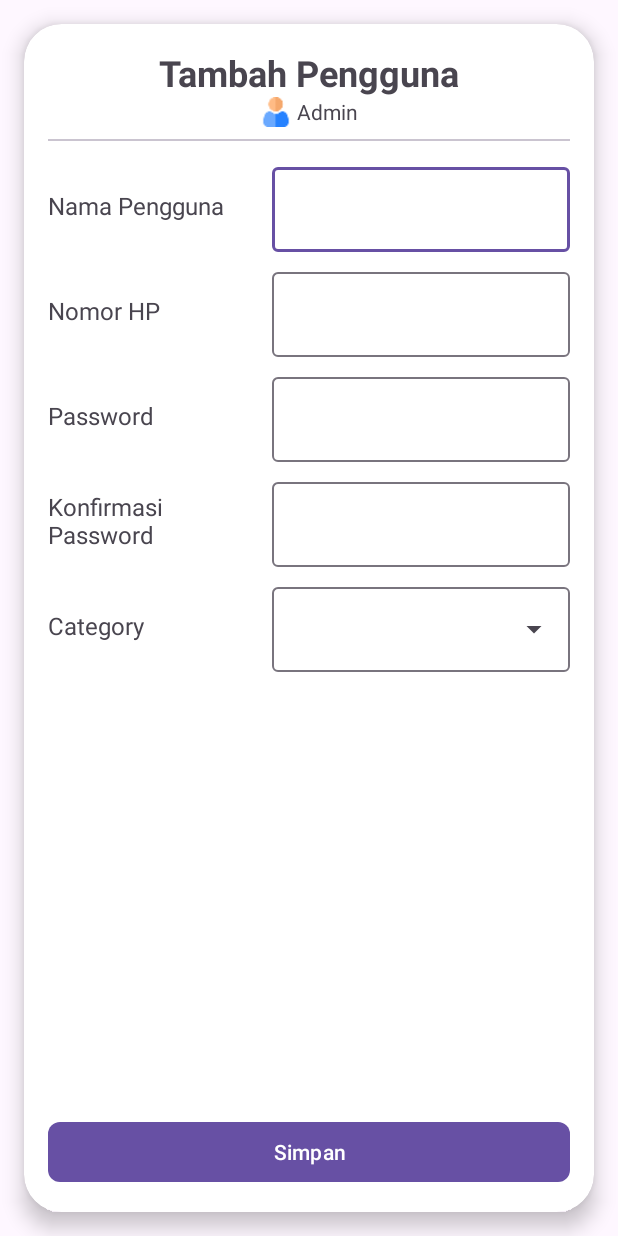
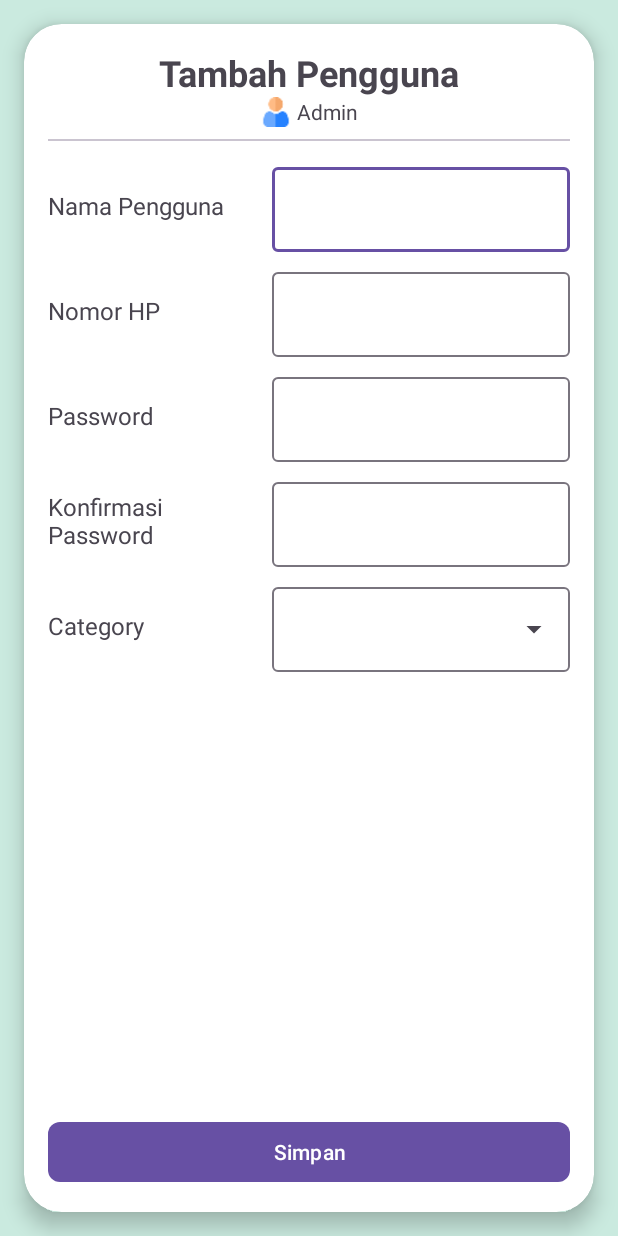
Before and after one commit to dontkeep/SimLing, an Android app: the AddFamilyActivity screen opened directly, with no data from a screen before it, on a phone screen of 412 x 824 dp. Run offline under Robolectric (Android 15) with nearby library versions, the phone set to English and light mode, and no system bars.

Commit message:
refactor: update background color

```diff
--- a/app/src/main/res/layout/activity_add_family.xml
+++ b/app/src/main/res/layout/activity_add_family.xml
@@ -5,6 +5,7 @@
     android:id="@+id/main"
     android:layout_width="match_parent"
     android:layout_height="match_parent"
+    android:background="@color/background"
     tools:context=".views.activities.AddFamilyActivity">
 
     <androidx.cardview.widget.CardView
--- a/app/src/main/res/layout/activity_add_fund.xml
+++ b/app/src/main/res/layout/activity_add_fund.xml
@@ -5,6 +5,7 @@
     android:id="@+id/main"
     android:layout_width="match_parent"
     android:layout_height="match_parent"
+    android:background="@color/background"
     tools:context=".views.activities.AddFundActivity">
 
     <androidx.cardview.widget.CardView
--- a/app/src/main/res/layout/activity_funds.xml
+++ b/app/src/main/res/layout/activity_funds.xml
@@ -5,6 +5,7 @@
     android:id="@+id/main"
     android:layout_width="match_parent"
     android:layout_height="match_parent"
+    android:background="@color/background"
     tools:context=".views.activities.FundsActivity">
 
     <androidx.cardview.widget.CardView
```
